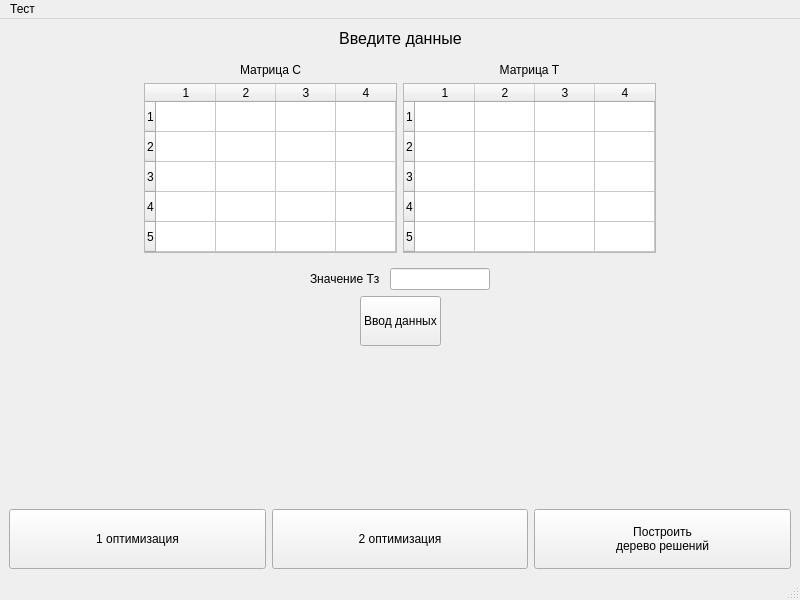
First picture: the form in main_window.ui, repository ZOaZOaZoa/UBS_lab1, before the edit.
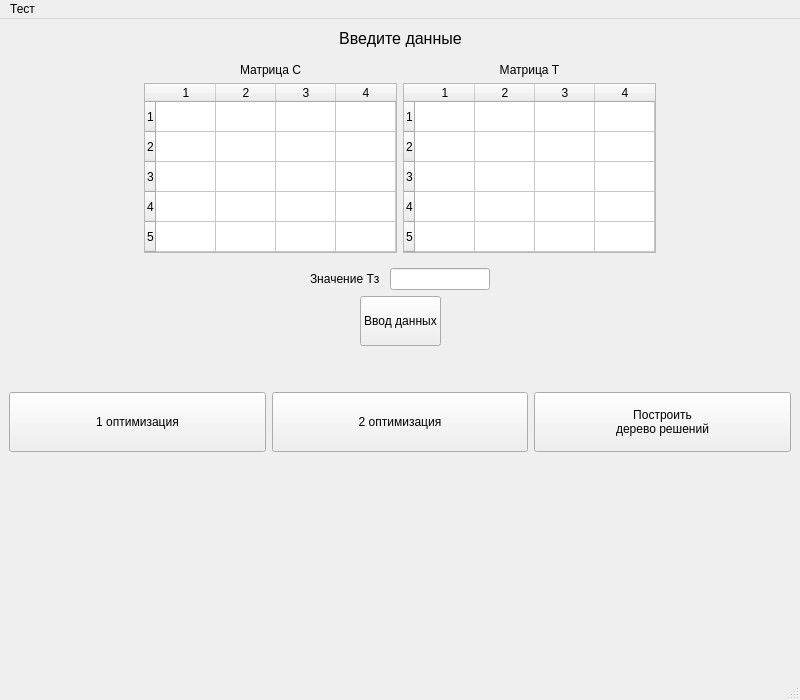
Second picture: the form after the edit.

Commit message: Рабочее отображение SVGэ

```diff
--- a/main_window.ui
+++ b/main_window.ui
@@ -7,7 +7,7 @@
     <x>0</x>
     <y>0</y>
     <width>800</width>
-    <height>600</height>
+    <height>700</height>
    </rect>
   </property>
   <property name="sizePolicy">
@@ -462,6 +462,9 @@
       <property name="orientation">
        <enum>Qt::Vertical</enum>
       </property>
+      <property name="sizeType">
+       <enum>QSizePolicy::Fixed</enum>
+      </property>
       <property name="sizeHint" stdset="0">
        <size>
         <width>20</width>
@@ -470,6 +473,16 @@
       </property>
      </spacer>
     </item>
+    <item row="6" column="0">
+     <widget class="QWidget" name="svgView" native="true">
+      <property name="sizePolicy">
+       <sizepolicy hsizetype="Preferred" vsizetype="Expanding">
+        <horstretch>0</horstretch>
+        <verstretch>0</verstretch>
+       </sizepolicy>
+      </property>
+     </widget>
+    </item>
    </layout>
   </widget>
   <widget class="QMenuBar" name="menubar">
```
Left out of the diff: 212 changed lines with no effect on the pictures. The commit also changes 2 other files.
